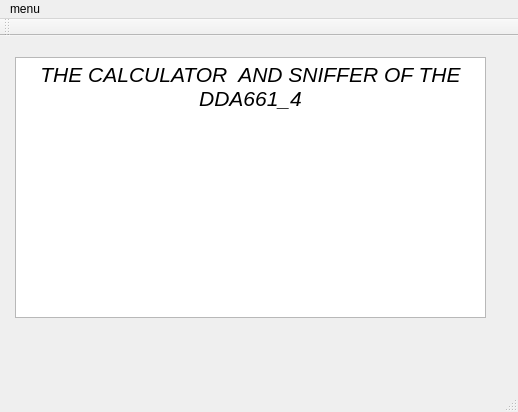
Old version of the form dribl.ui in the repository sergunin661-4/smv1-4.
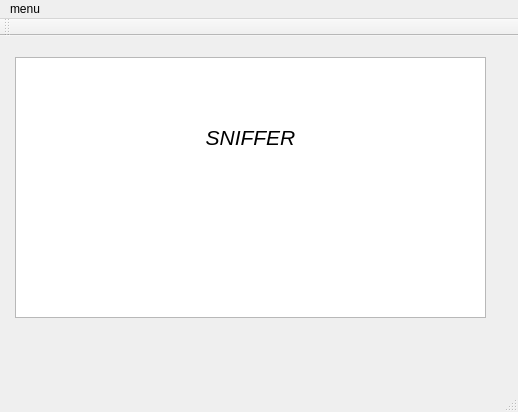
New version of the form.

```diff
--- a/dribl.ui
+++ b/dribl.ui
@@ -60,8 +60,11 @@
      <string>&lt;!DOCTYPE HTML PUBLIC &quot;-//W3C//DTD HTML 4.0//EN&quot; &quot;http://www.w3.org/TR/REC-html40/strict.dtd&quot;&gt;
 &lt;html&gt;&lt;head&gt;&lt;meta name=&quot;qrichtext&quot; content=&quot;1&quot; /&gt;&lt;style type=&quot;text/css&quot;&gt;
 p, li { white-space: pre-wrap; }
-&lt;/style&gt;&lt;/head&gt;&lt;body style=&quot; font-family:'Sans Serif'; font-size:9pt; font-weight:400; font-style:normal;&quot;&gt;
-&lt;p align=&quot;center&quot; style=&quot; margin-top:0px; margin-bottom:0px; margin-left:0px; margin-right:0px; -qt-block-indent:0; text-indent:0px;&quot;&gt;&lt;span style=&quot; font-size:16pt; font-style:italic;&quot;&gt;THE CALCULATOR  AND SNIFFER OF THE DDA661_4&lt;/span&gt;&lt;/p&gt;&lt;/body&gt;&lt;/html&gt;</string>
+&lt;/style&gt;&lt;/head&gt;&lt;body style=&quot; font-family:'MS Shell Dlg 2'; font-size:8.25pt; font-weight:400; font-style:normal;&quot;&gt;
+&lt;p align=&quot;center&quot; style=&quot;-qt-paragraph-type:empty; margin-top:0px; margin-bottom:0px; margin-left:0px; margin-right:0px; -qt-block-indent:0; text-indent:0px;&quot;&gt;&lt;br /&gt;&lt;/p&gt;
+&lt;p align=&quot;center&quot; style=&quot;-qt-paragraph-type:empty; margin-top:0px; margin-bottom:0px; margin-left:0px; margin-right:0px; -qt-block-indent:0; text-indent:0px; font-family:'Sans Serif'; font-size:16pt; font-style:italic;&quot;&gt;&lt;br /&gt;&lt;/p&gt;
+&lt;p align=&quot;center&quot; style=&quot;-qt-paragraph-type:empty; margin-top:0px; margin-bottom:0px; margin-left:0px; margin-right:0px; -qt-block-indent:0; text-indent:0px; font-family:'Sans Serif'; font-size:16pt; font-style:italic;&quot;&gt;&lt;br /&gt;&lt;/p&gt;
+&lt;p align=&quot;center&quot; style=&quot; margin-top:0px; margin-bottom:0px; margin-left:0px; margin-right:0px; -qt-block-indent:0; text-indent:0px;&quot;&gt;&lt;span style=&quot; font-family:'Sans Serif'; font-size:16pt; font-style:italic;&quot;&gt; SNIFFER &lt;/span&gt;&lt;/p&gt;&lt;/body&gt;&lt;/html&gt;</string>
     </property>
    </widget>
   </widget>
```
Left out of the diff: 2 changed lines with no effect on the pictures.
